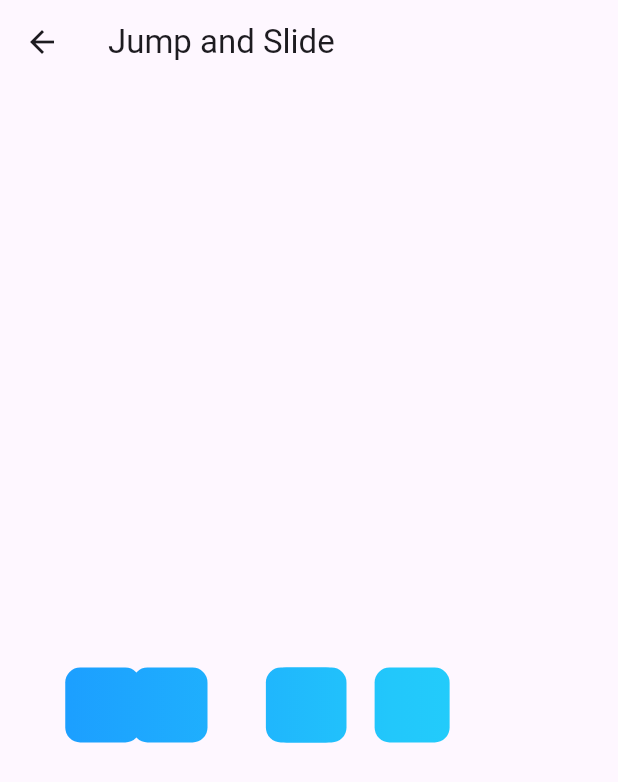
After one commit to prosmaw/flutter_custom_widgets, a Flutter app: the JumpSlide screen opened directly, on a phone screen of 412 x 824 dp. The commit adds this screen. Shown: the top 782 px of the screen. Run offline on Flutter 3.47's test engine with Material 3 defaults, Android fonts, the phone set to English and light mode, and no system bars.

Commit message:
jump and slide first version

```diff
--- a/lib/pages/home_page.dart
+++ b/lib/pages/home_page.dart
@@ -3,6 +3,7 @@ import 'package:custom_widgets/widgets/card_spring_animation.dart';
 import 'package:custom_widgets/widgets/cards_cascade_out.dart';
 import 'package:custom_widgets/widgets/cards_stack.dart';
 import 'package:custom_widgets/widgets/dots_loading.dart';
+import 'package:custom_widgets/widgets/jump_slide.dart';
 import 'package:custom_widgets/widgets/loading_animation.dart';
 import 'package:custom_widgets/widgets/rotating_arcs.dart';
 import 'package:custom_widgets/widgets/rotating_gradient_arc.dart';
@@ -57,6 +58,7 @@ List<Demo> widgetsDemo = [
       builder: (context) => const LoadingAnimation(),
       name: "Loading Animation"),
   Demo(builder: (context) => const DotsLoading(), name: "Dots  Loading"),
+  Demo(builder: (context) => const JumpSlide(), name: "Jump and Slide"),
   Demo(
       builder: (context) => const CardSpringAnimation(),
       name: "Fane out Cards"),
--- /dev/null
+++ b/lib/widgets/jump_slide.dart
@@ -0,0 +1,168 @@
+import 'package:flutter/material.dart';
+
+class JumpSlide extends StatefulWidget {
+  const JumpSlide({super.key});
+
+  @override
+  State<JumpSlide> createState() => _JumpSlideState();
+}
+
+class _JumpSlideState extends State<JumpSlide> with TickerProviderStateMixin {
+  double boxHeight = 50.0;
+  double boxWidth = 50.0;
+  double spacing = 15.0;
+  int boxesNumber = 5;
+  double containerWidth = 0;
+  late AnimationController jumpController = AnimationController(
+      vsync: this, duration: const Duration(milliseconds: 300));
+  late AnimationController slideController = AnimationController(
+      vsync: this, duration: const Duration(milliseconds: 1500))
+    ..repeat(reverse: true);
+  late Animation<double> sliderX;
+  // List<Animation<double>> listWidth =
+  //     List.filled(4, const AlwaysStoppedAnimation(50));
+  // List<Animation<double>> listHeight =
+  //     List.filled(4, const AlwaysStoppedAnimation(50));
+  List<Animation<double>> boxesX =
+      List.filled(4, const AlwaysStoppedAnimation(0));
+  List<Animation<double>> boxesY =
+      List.filled(4, const AlwaysStoppedAnimation(0));
+  List<Animation<double>> listTurns =
+      List.filled(4, const AlwaysStoppedAnimation(0));
+  int currentPos = 3;
+
+  @override
+  void initState() {
+    super.initState();
+
+    sliderX = Tween<double>(begin: 0, end: -270)
+        .chain(CurveTween(curve: Curves.easeInOut))
+        .animate(slideController)
+      ..addListener(() {
+        setState(() {});
+      });
+    jumpController.forward();
+    slideController.addStatusListener((status) async {
+      if (status == AnimationStatus.forward) {
+        for (int i = (listTurns.length - 1); i >= 0; i--) {
+          listTurns[i] = Tween<double>(begin: 0, end: 0.75)
+              .chain(CurveTween(curve: Curves.easeInOut))
+              .animate(jumpController);
+          boxesX[i] = Tween<double>(begin: 0, end: boxWidth + spacing)
+              .chain(CurveTween(curve: Curves.easeInOut))
+              .animate(jumpController);
+          boxesY[i] = TweenSequence([
+            TweenSequenceItem(
+                tween: Tween<double>(begin: 0, end: -boxHeight * 1.5),
+                weight: 0.5),
+            TweenSequenceItem(
+                tween: Tween<double>(begin: -boxHeight * 1.5, end: 0),
+                weight: 0.5),
+          ]).chain(CurveTween(curve: Curves.easeInOut)).animate(jumpController);
+          // listHeight[i] = Tween<double>(begin: 50, end: (50 * 0.7))
+          //     .chain(CurveTween(curve: Curves.easeInOut))
+          //     .animate(jumpController);
+          // listWidth[i] = Tween<double>(begin: 50, end: (50 * 1.3))
+          //     .chain(CurveTween(curve: Curves.easeInOut))
+          //     .animate(jumpController);
+          await jumpController.forward(from: 0);
+          listTurns[i] = const AlwaysStoppedAnimation(0.75);
+          boxesX[i] = AlwaysStoppedAnimation(boxWidth + spacing);
+          boxesY[i] = const AlwaysStoppedAnimation(0);
+          // listHeight[i] = const AlwaysStoppedAnimation(50);
+          // listWidth[i] = const AlwaysStoppedAnimation(50);
+        }
+      } else if (status == AnimationStatus.reverse) {
+        for (int i = 0; i < listTurns.length; i++) {
+          listTurns[i] = Tween<double>(begin: 0.75, end: 0)
+              .chain(CurveTween(curve: Curves.easeInOut))
+              .animate(jumpController);
+          boxesX[i] = Tween<double>(begin: boxWidth + spacing, end: 0)
+              .chain(CurveTween(curve: Curves.easeInOut))
+              .animate(jumpController);
+          boxesY[i] = TweenSequence([
+            TweenSequenceItem(
+                tween: Tween<double>(begin: 0, end: -boxHeight * 1.5),
+                weight: 0.5),
+            TweenSequenceItem(
+                tween: Tween<double>(begin: -boxHeight * 1.5, end: 0),
+                weight: 0.5),
+          ]).chain(CurveTween(curve: Curves.easeInOut)).animate(jumpController);
+          // listHeight[i] = Tween<double>(begin: 50, end: (50 * 0.7))
+          //     .chain(CurveTween(curve: Curves.easeInOut))
+          //     .animate(jumpController);
+          // listWidth[i] = Tween<double>(begin: 50, end: (50 * 1.3))
+          //     .chain(CurveTween(curve: Curves.easeInOut))
+          //     .animate(jumpController);
+          await jumpController.forward(from: 0);
+          listTurns[i] = const AlwaysStoppedAnimation(0);
+          boxesX[i] = const AlwaysStoppedAnimation(0);
+          boxesY[i] = const AlwaysStoppedAnimation(0);
+          // listHeight[i] = const AlwaysStoppedAnimation(50);
+          // listWidth[i] = const AlwaysStoppedAnimation(50);
+        }
+      }
+    });
+  }
+
+  @override
+  void dispose() {
+    slideController.removeStatusListener((status) {});
+    jumpController.dispose();
+    slideController.dispose();
+    super.dispose();
+  }
+
+  @override
+  Widget build(BuildContext context) {
+    return Scaffold(
+      appBar: AppBar(
+        title: const Text("Jump and Slide"),
+      ),
+      body: Center(
+        child: SizedBox(
+          height: (boxHeight * 2) + 10,
+          width: (boxWidth * boxesNumber) + (spacing * boxesNumber),
+          child: ShaderMask(
+            shaderCallback: (Rect bounds) {
+              return const LinearGradient(
+                colors: <Color>[
+                  Color(0xFF1C9FFF),
+                  Color(0xFF1FB1FD),
+                  Color(0xFF22C7FB),
+                  Color(0xFF23D3FB),
+                ],
+              ).createShader(bounds);
+            },
+            child: Align(
+              alignment: Alignment.bottomCenter,
+              child: Row(
+                  mainAxisAlignment: MainAxisAlignment.spaceBetween,
+                  children: [
+                    ...List.generate(4, (index) {
+                      return Container(
+                        transform: Matrix4.translationValues(
+                            boxesX[index].value, boxesY[index].value, 0),
+                        width: 50, //listWidth[index].value,
+                        height: 50, //listHeight[index].value,
+                        decoration: BoxDecoration(
+                            color: Colors.white,
+                            borderRadius: BorderRadius.circular(10)),
+                      );
+                    }),
+                    Container(
+                      transform: Matrix4.translationValues(sliderX.value, 0, 0),
+                      width: boxHeight,
+                      height: boxWidth,
+                      decoration: BoxDecoration(
+                          color: Colors.white,
+                          borderRadius: BorderRadius.circular(10)),
+                    )
+                  ]),
+            ),
+          ),
+        ),
+      ),
+    );
+  }
+}
--- a/lib/widgets/stack_list.dart
+++ b/lib/widgets/stack_list.dart
@@ -20,15 +20,8 @@ class _StackListState extends State<StackList> {
       body: SizedBox(
         width: width,
         height: height,
-        child: Column(
-          mainAxisSize: MainAxisSize.min,
-          children: [
-            Expanded(
-                child: ListView.builder(
-                    itemCount: 5,
-                    itemBuilder: (context, index) => const StackItem()))
-          ],
-        ),
+        child: ListView.builder(
+            itemCount: 5, itemBuilder: (context, index) => const StackItem()),
       ),
     );
   }
```
Also changed, not shown: pubspec.lock.
